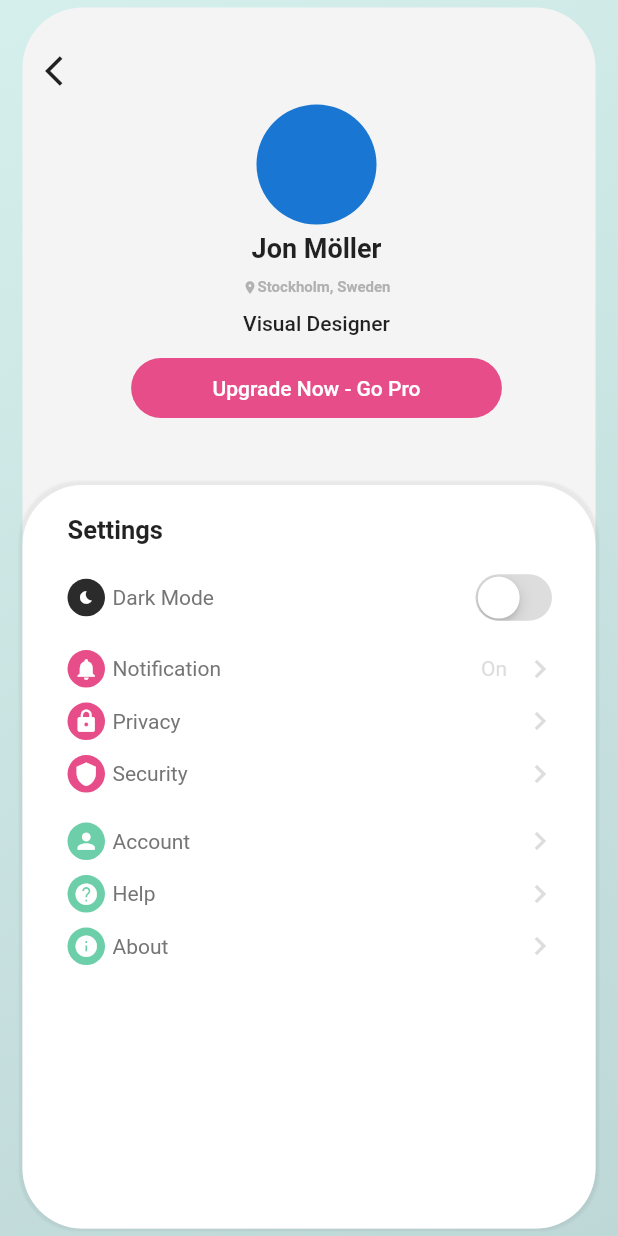
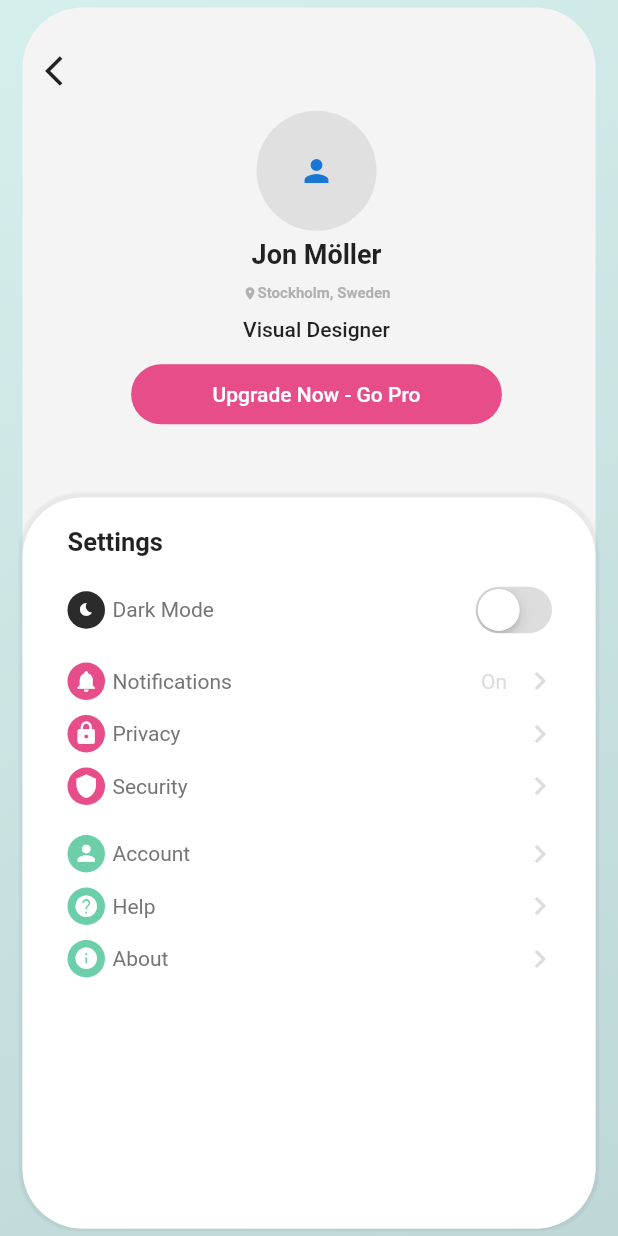
Before and after one commit to PauloOyama/Exame, a Flutter app: the screen it shows after launch, on a phone screen of 412 x 824 dp. Run offline on Flutter 3.47's test engine with Material 2 defaults, Android fonts, the phone set to English and light mode, and no system bars.

Commit message:
Final Commit

```diff
--- a/lib/main.dart
+++ b/lib/main.dart
@@ -67,7 +67,7 @@
           child: Column(
             children: [
               Container(
-                height: MediaQuery.of(context).size.height * 0.35,
+                height: MediaQuery.of(context).size.height * 0.36,
                 child: Row(
                   crossAxisAlignment: CrossAxisAlignment.start,
                   children: [
@@ -84,7 +84,10 @@
                           Container(
                             height: 80,
                             width: 80,
-                            child: CircleAvatar(),
+                            child: CircleAvatar(
+                              backgroundColor: Colors.grey[300],
+                              child: Icon(Icons.person),
+                            ),
                           ),
                           Padding(
                             padding: const EdgeInsets.symmetric(vertical: 5.0),
@@ -216,7 +219,7 @@
                       ),
                       listTileComponent(
                         Icons.notifications,
-                        'Notification',
+                        'Notifications',
                         'On',
                         Color.fromRGBO(231, 77, 137, 1),
                       ),
```
